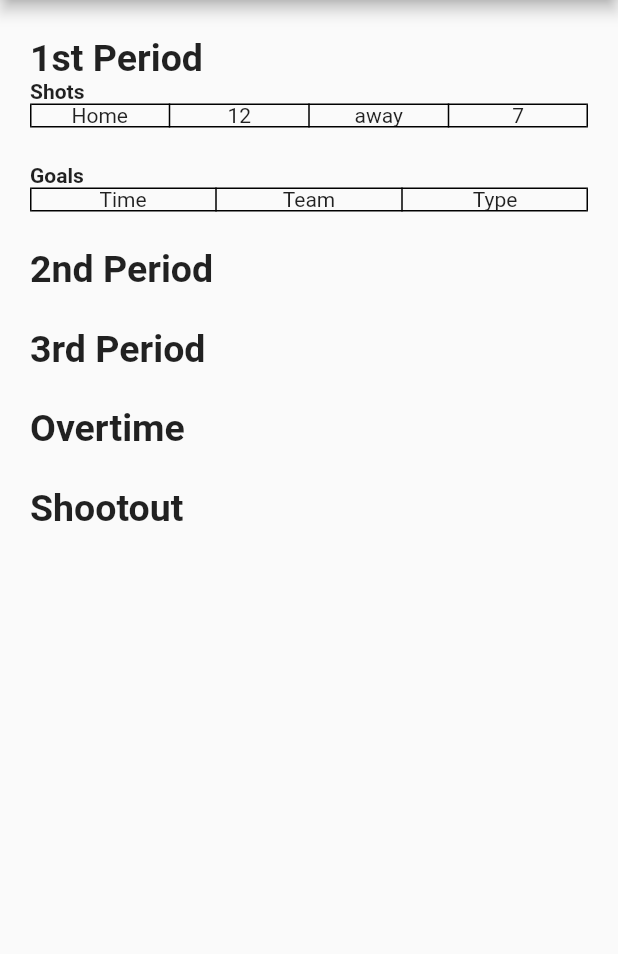
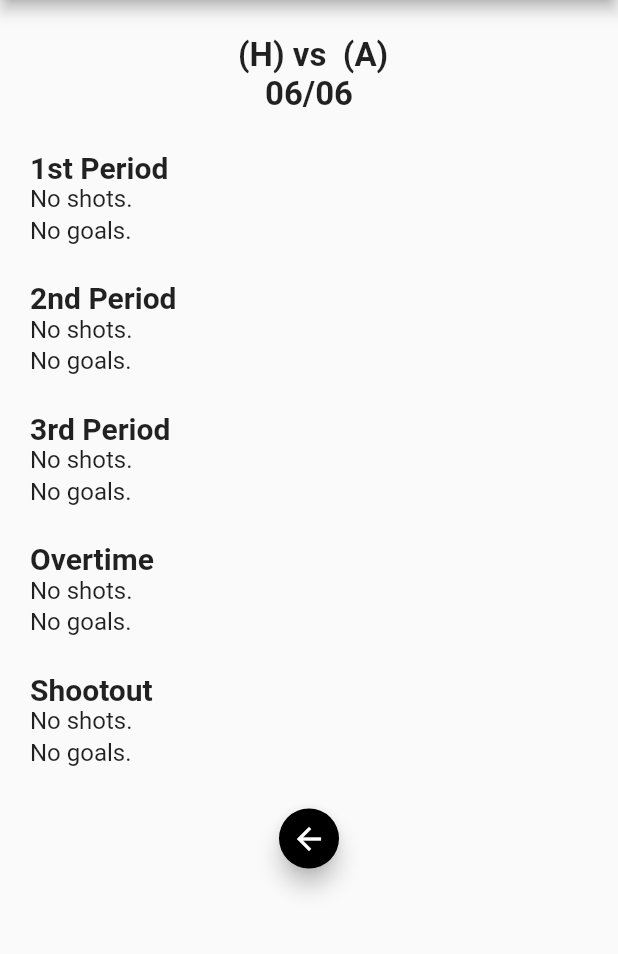
Before and after one commit to werntzp/goalie-saves, a Flutter app: the screen it shows after launch, after a tap on the "view list" icon, on a phone screen of 412 x 824 dp, the part 84-1038 px from its top. Run offline on Flutter 3.47's test engine with Material 2 defaults, Android fonts, the phone set to English and light mode, and no system bars; our stand-ins replace flutter_time_picker_spinner, image_picker, shared_preferences.

Commit message:
Updated summary screen

```diff
--- a/lib/game_screen.dart
+++ b/lib/game_screen.dart
@@ -1,4 +1,5 @@
 import "package:flutter/material.dart";
+import 'package:goaliesaves/summary_screen.dart';
 import "settings_screen.dart";
 import "goals_screen.dart";
 import "package:shared_preferences/shared_preferences.dart";
@@ -67,6 +68,9 @@ class _GameScreenState extends State<GameScreen> {
       _awaySvg = 100.00;
       _homeDisplaySvg = "100.00";
       _awayDisplaySvg = "100.00";
+      _period = enumPeriodType.one;
+      _displayPeriod = "1";
+      _goals.clear();
       // reset the maps
       _homeShotsMap[enumPeriodType.one] = 0;
       _homeShotsMap[enumPeriodType.two] = 0;
@@ -208,7 +212,14 @@ class _GameScreenState extends State<GameScreen> {
 
   // go to the game summary screen
   void _gameSummary() async {
-    Navigator.pushNamed(context, "/summary", arguments: new Summary(_homeShotsMap, _awayShotsMap, _goals));
+    SharedPreferences prefs = await SharedPreferences.getInstance();
+
+    Summary s = new Summary(_homeShotsMap, _awayShotsMap, _goals, prefs.getString("home_team_name"),prefs.getString("away_team_name"));
+    Navigator.push(context,
+      MaterialPageRoute(builder: (context) => SummaryScreen(
+           summary: s,
+        )),
+     );
 
   }
 
@@ -321,12 +332,13 @@ class _GameScreenState extends State<GameScreen> {
 
       if ((who == enumTeamType.home) & (what == SHOTS)) {
         _homeShots = restrictNumber(direction, _homeShots);
-        _homeShotsMap[_period] = _homeShots;
+        _homeShotsMap[_period] = _homeShotsMap[_period] + 1;
       }
       else if ((who == enumTeamType.home) & (what == GOALS)) {
         _homeGoals = restrictNumber(direction, _homeGoals);
         if (_homeShots < _homeGoals) {
           _homeShots = _homeGoals;
+          _homeShotsMap[_period] = _homeShotsMap[_period] + 1;
         }
         // add or remove goal from the list
         if (direction == UP) {
@@ -347,12 +359,13 @@ class _GameScreenState extends State<GameScreen> {
       }
       else if ((who == enumTeamType.away) & (what == SHOTS)) {
         _awayShots = restrictNumber(direction, _awayShots);
-        _awayShotsMap[_period] = _awayShots;
+        _awayShotsMap[_period] = _awayShotsMap[_period] + 1;
       }
       else {
         _awayGoals = restrictNumber(direction, _awayGoals);
         if (_awayShots < _awayGoals) {
           _awayShots = _awayGoals;
+          _awayShotsMap[_period] = _awayShotsMap[_period] + 1;
         }
         // add a new goal to the list
         Goal g = new Goal(null, who, null, _period);
--- a/lib/main.dart
+++ b/lib/main.dart
@@ -1,7 +1,6 @@
 import "package:flutter/material.dart";
 import "game_screen.dart";
 import "shared.dart";
-import "summary_screen.dart";
 
 void main() => runApp(StatsApp());
 
@@ -10,9 +9,6 @@ class StatsApp extends StatelessWidget {
   @override
   Widget build(BuildContext context) {
     return MaterialApp(
-      routes: {
-        "/summary": (context) => SummaryScreen(),
-      },
       title: APP_TITLE,
       home: new GameScreen(),
     );
--- a/lib/settings_screen.dart
+++ b/lib/settings_screen.dart
@@ -22,6 +22,8 @@ class _SettingsScreenState extends State<SettingsScreen> {
   final awayTeamController = TextEditingController();
   File _homeLogoFile;
   File _awayLogoFile;
+  File _origHomeLogoFile;
+  File _origAwayLogoFile;
   String _path = "";
   Directory _directory;
   bool _isSwitched = false;
@@ -48,17 +50,21 @@ class _SettingsScreenState extends State<SettingsScreen> {
     // home team logo
     if (await File("$_path/$HOME_TEAM_LOGO").exists() == true) {
       _homeLogoFile = await _getHomeTeamlogoFile;
+      _origHomeLogoFile = _homeLogoFile;
     }
     else {
       _homeLogoFile = null;
+      _origHomeLogoFile = null;
     }
 
     // away team logo
     if (await File("$_path/$AWAY_TEAM_LOGO").exists() == true) {
       _awayLogoFile = await _getAwayTeamlogoFile;
+      _origAwayLogoFile = _awayLogoFile;
     }
     else {
       _awayLogoFile = null;
+      _origAwayLogoFile = null;
     }
 
     // are we asking for extra goal info (time and players on ice)?
@@ -108,7 +114,7 @@ class _SettingsScreenState extends State<SettingsScreen> {
     prefs.setString("away_team_name", awayName);
 
     // custom home team logo
-    if (_homeLogoFile != null) {
+    if ((_homeLogoFile != null) && (_homeLogoFile != _origHomeLogoFile)) {
       try {
         await File("$_path/$HOME_TEAM_LOGO").delete();
       }
@@ -126,7 +132,7 @@ class _SettingsScreenState extends State<SettingsScreen> {
     }
 
     // custom away team logo
-    if (_awayLogoFile != null) {
+    if ((_awayLogoFile != null) && (_awayLogoFile != _origAwayLogoFile)) {
       try {
         await File("$_path/$AWAY_TEAM_LOGO").delete();
       }
--- a/lib/shared.dart
+++ b/lib/shared.dart
@@ -24,7 +24,8 @@ class Summary {
   final Map<enumPeriodType, int> homeShots;
   final Map<enumPeriodType, int> awayShots;
   final List<Goal> goals;
+  final String homeTeam;
+  final String awayTeam;
 
-  Summary(this.homeShots, this.awayShots, this.goals);
-
+  Summary(this.homeShots, this.awayShots, this.goals, this.homeTeam, this.awayTeam);
 }
--- a/lib/summary_screen.dart
+++ b/lib/summary_screen.dart
@@ -1,12 +1,140 @@
 import "package:flutter/material.dart";
+import "package:intl/intl.dart";
+import "package:shared_preferences/shared_preferences.dart";
 import "shared.dart";
 
 class SummaryScreen extends StatelessWidget{
-  SummaryScreen({Key key}) : super(key: key);
 
+  final Summary summary;
+  SummaryScreen({Key key, this.summary}) : super(key: key);
+
+  // return table with goals, or just text if nothing this period
+  Widget _renderGoals(p) {
+    List<Goal> goals = summary.goals;
+    int counter = 0;
+    List<TableRow> rows = [];
+    DateTime dt;
+    String time = "";
+    String team = "";
+    String type = "";
+    DateFormat fmt = new DateFormat('H:mm');
+
+    rows.add(TableRow(children: [
+      Text("Time", style: TextStyle(fontWeight: FontWeight.bold),),
+      Text("Team", style: TextStyle(fontWeight: FontWeight.bold),),
+      Text("Type", style: TextStyle(fontWeight: FontWeight.bold),),
+    ]));
+
+    for(var i = 0; i < goals.length; i++){
+        if (goals[i].period == p) {
+          counter++;
+          if (goals[i].team == enumTeamType.home) {
+            team = " H";
+          }
+          else {
+            team = " A";
+          }
+          if (goals[i].type == enumGoalType.es) {
+            type = " ES";
+          }
+          else if (goals[i].type == enumGoalType.pp) {
+            type = " PP";
+          }
+          else if (goals[i].type == enumGoalType.ps) {
+            type = " PS";
+          }
+          else if (goals[i].type == enumGoalType.sh) {
+            type = " SH";
+          }
+          else if (goals[i].type == enumGoalType.en) {
+            type = " EN";
+          }
+          else {
+            type = "";
+          }
+          if (goals[i].time == null) {
+            time = "";
+          }
+          else {
+            dt = goals[i].time;
+            time = " " + fmt.format(dt);
+          }
+
+          rows.add(TableRow(children: [
+            Text(time),
+            Text(team),
+            Text(type),
+          ]));
+
+        }
+    }
+
+    // if there are goals this period, return the table
+    if (counter > 0) {
+      return
+        Container(
+          padding: EdgeInsets.symmetric(horizontal: 2.0),
+          child: Table(
+            border: TableBorder.all(),
+            children: rows,
+          ),
+        );
+    }
+    else {
+      return
+        Text("No goals.", style: TextStyle(fontSize: 16),);
+    }
+  }
+
+  Widget _renderSpace(p) {
+    Map homeShotsMap = summary.homeShots;
+    Map awayShotsMap = summary.awayShots;
+    int h = homeShotsMap[p];
+    int a = awayShotsMap[p];
+
+    if ((h > 0) & (a > 0)) {
+      return
+        Padding(padding: const EdgeInsets.all(12.0),);
+    }
+    else {
+      return
+        Padding(padding: const EdgeInsets.all(1.0),);
+    }
+
+  }
+
+  // return richtext with shots, or just text if nothing this period
+  Widget _renderShots(p) {
+    Map homeShotsMap = summary.homeShots;
+    Map awayShotsMap = summary.awayShots;
+    int h = homeShotsMap[p];
+    int a = awayShotsMap[p];
+
+    if ((h > 0) | (a > 0)) {
+      return
+        RichText(
+          text: TextSpan(
+            text: "",
+            style: TextStyle(color: Colors.black, fontSize: 16),
+            children: <TextSpan>[
+              TextSpan(text: "Shots: ", style: TextStyle(fontWeight: FontWeight.bold)),
+              TextSpan(text: "Home " + h.toString()),
+              TextSpan(text: ", "),
+              TextSpan(text: "Away " + a.toString()),
+            ],
+          ),
+        );
+    }
+    else {
+      return
+        Text("No shots.", style: TextStyle(fontSize: 16),);
+    }
+  }
+
+  // main build function
   @override
-    Widget build(BuildContext xcontext) {
-    return new Scaffold(
+    Widget build(BuildContext context) {
+    return Scaffold(
       appBar: new AppBar(
         title: new Text(APP_TITLE),
         backgroundColor: Colors.black,
@@ -18,47 +146,45 @@ class SummaryScreen extends StatelessWidget{
             crossAxisAlignment: CrossAxisAlignment.start,
             children: <Widget>[
               Padding(padding: const EdgeInsets.all(12.0),),
-              Text("1st Period", style: TextStyle(fontWeight: FontWeight.bold, fontSize: 25),),
-              Text("Shots", style: TextStyle(fontWeight: FontWeight.bold)),
-              Table(
-                border: TableBorder.all(),
-                children: [
-                  TableRow(
-                    children: [
-                      Column(children: <Widget>[Text("Home")],),
-                      Column(children: <Widget>[Text("12")],),
-                      Column(children: <Widget>[Text("away")],),
-                      Column(children: <Widget>[Text("7")],),
-                    ]
-                  ),
-                ],
+              Center(
+                child: Text(summary.homeTeam + " (H) vs " + summary.awayTeam + " (A)", style: TextStyle(fontWeight: FontWeight.bold, fontSize: 22)),
+              ),
+              Center (
+                child: Text(DateFormat('MM/dd').format(DateTime.now()), style: TextStyle(fontWeight: FontWeight.bold, fontSize: 22)),
               ),
               Padding(padding: const EdgeInsets.all(12.0),),
-              Text("Goals", style: TextStyle(fontWeight: FontWeight.bold)),
-              Table(
-                border: TableBorder.all(),
-                children: [
-                  TableRow(
-                    children: [
-                      Column(children: <Widget>[Text("Time")],),
-                      Column(children: <Widget>[Text("Team")],),
-                      Column(children: <Widget>[Text("Type")],),
-                    ]
-                  ),
-                ],
+              Text("1st Period", style: TextStyle(fontWeight: FontWeight.bold, fontSize: 20),),
+              _renderShots(enumPeriodType.one),
+              _renderSpace(enumPeriodType.one),
+              _renderGoals(enumPeriodType.one),
+              Padding(padding: const EdgeInsets.all(12.0),),
+              Text("2nd Period", style: TextStyle(fontWeight: FontWeight.bold, fontSize: 20),),
+              _renderShots(enumPeriodType.two),
+              _renderSpace(enumPeriodType.two),
+              _renderGoals(enumPeriodType.two),
+              Padding(padding: const EdgeInsets.all(12.0),),
+              Text("3rd Period", style: TextStyle(fontWeight: FontWeight.bold, fontSize: 20),),
+              _renderShots(enumPeriodType.three),
+              _renderSpace(enumPeriodType.three),
+              _renderGoals(enumPeriodType.three),
+              Padding(padding: const EdgeInsets.all(12.0),),
+              Text("Overtime", style: TextStyle(fontWeight: FontWeight.bold, fontSize: 20),),
+              _renderShots(enumPeriodType.ot),
+              _renderSpace(enumPeriodType.ot),
+              _renderGoals(enumPeriodType.ot),
+              Padding(padding: const EdgeInsets.all(12.0),),
+              Text("Shootout", style: TextStyle(fontWeight: FontWeight.bold, fontSize: 20),),
+              _renderShots(enumPeriodType.so),
+              _renderSpace(enumPeriodType.so),
+              _renderGoals(enumPeriodType.so),
+              Padding(padding: const EdgeInsets.all(12.0),),
+              Center(
+                child: FloatingActionButton(heroTag: "fab9", onPressed: () { Navigator.pop(context); }, backgroundColor: Colors.black, tooltip: "Back", mini: true, child: Icon(Icons.arrow_back)),
               ),
-              Padding(padding: const EdgeInsets.all(12.0),),
-              Text("2nd Period", style: TextStyle(fontWeight: FontWeight.bold, fontSize: 25),),
-              Padding(padding: const EdgeInsets.all(12.0),),
-              Text("3rd Period", style: TextStyle(fontWeight: FontWeight.bold, fontSize: 25),),
-              Padding(padding: const EdgeInsets.all(12.0),),
-              Text("Overtime", style: TextStyle(fontWeight: FontWeight.bold, fontSize: 25),),
-              Padding(padding: const EdgeInsets.all(12.0),),
-              Text("Shootout", style: TextStyle(fontWeight: FontWeight.bold, fontSize: 25),)
-                ],
-              ),
-          )
+            ],
+          ),
         )
+      )
     );
   }
 }
--- a/pubspec.yaml
+++ b/pubspec.yaml
@@ -1,5 +1,5 @@
 name: goaliesaves
-description: Record Goalie Saves
+description: Tendy Tracker
 
 # The following defines the version and build number for your application.
 # A version number is three numbers separated by dots, like 1.2.43
@@ -24,6 +24,7 @@ dependencies:
   path_provider: ^1.6.7
   flutter_time_picker_spinner: ^1.0.6+1
   flutter_launcher_icons: ^0.7.5
+  intl: ^0.16.1
 
   # The following adds the Cupertino Icons font to your application.
   # Use with the CupertinoIcons class for iOS style icons.
```
Also changed, not shown: pubspec.lock.
